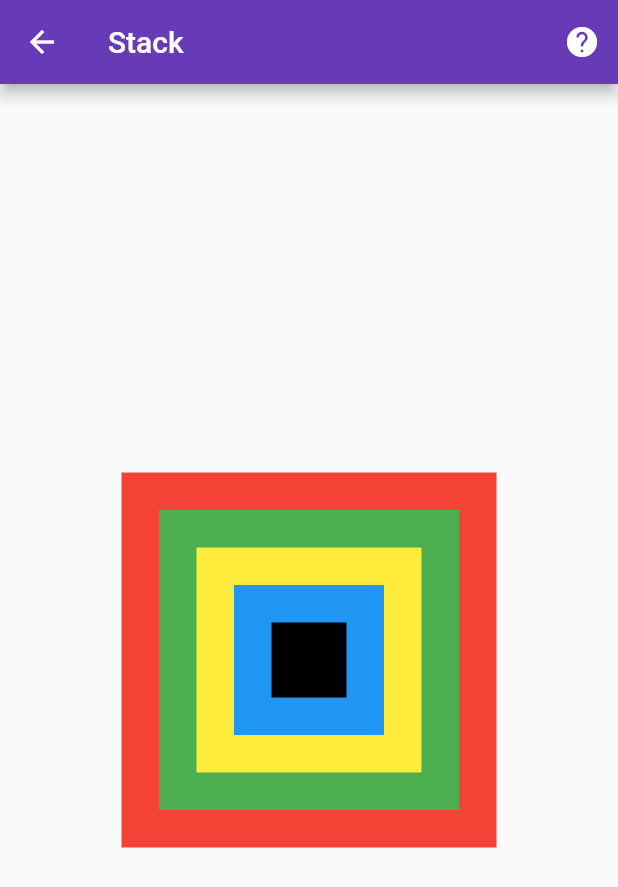
After one commit to sanjay-rb/100-Days-Of-Flutter-Widgets, a Flutter app: the Day49Stack screen opened directly, after a tap on the "help" icon, on a phone screen of 412 x 824 dp. The commit adds this screen. Shown: the top 887 px of the screen. Run offline on Flutter 3.47's test engine with Material 2 defaults, Android fonts, the phone set to English and light mode, and no system bars.

Commit message:
Day49 Completed with Stack

```diff
--- /dev/null
+++ b/hundred_days_of_flutter_widget/lib/day049_stack.dart
@@ -0,0 +1,73 @@
+import 'package:flutter/material.dart';
+import 'package:url_launcher/url_launcher.dart';
+
+class Day49Stack extends StatelessWidget {
+  const Day49Stack({Key key}) : super(key: key);
+
+  @override
+  Widget build(BuildContext context) {
+    return Scaffold(
+      body: Center(
+        /**
+         * ? What is Stack....
+         * ! Stack is the very important widget....
+         * ! With the help of Stack, Tranform, AnimationBuilder we can perform awesome....
+         */
+        child: Stack(
+          fit: StackFit
+              .loose, // ! we can give loose(default), expand(fill), passthrough(overlap)....
+          alignment: Alignment
+              .center, // ! we can give all the alignment here - to modify the root alignment of the child....
+          overflow: Overflow.visible, // ! we can give clip, visible....
+          children: <Widget>[
+            // ! here we add the list of child widgets....
+            Container(
+              width: 250,
+              height: 250,
+              color: Colors.red,
+            ),
+            Container(
+              width: 200,
+              height: 200,
+              color: Colors.green,
+            ),
+            Container(
+              width: 150,
+              height: 150,
+              color: Colors.yellow,
+            ),
+            Container(
+              width: 100,
+              height: 100,
+              color: Colors.blue,
+            ),
+            Container(
+              width: 50,
+              height: 50,
+              color: Colors.black,
+            ),
+          ],
+        ),
+      ),
+      appBar: AppBar(
+        title: Text("Stack"),
+        actions: <Widget>[
+          IconButton(
+            icon: Icon(Icons.help),
+            onPressed: () async {
+              const url =
+                  'https://github.com/sanjaysanju618/100-Days-Of-Flutter-Widgets/' +
+                      'blob/master/hundred_days_of_flutter_widget/' +
+                      'lib/day049_stack.dart';
+              if (await canLaunch(url)) {
+                await launch(url);
+              } else {
+                throw 'Could not launch $url';
+              }
+            },
+          )
+        ],
+      ),
+    );
+  }
+}
--- a/hundred_days_of_flutter_widget/lib/main.dart
+++ b/hundred_days_of_flutter_widget/lib/main.dart
@@ -46,6 +46,7 @@ import 'package:hundreddaysofflutterwidget/day045_animated_padding.dart';
 import 'package:hundreddaysofflutterwidget/day046_indexed_stack.dart';
 import 'package:hundreddaysofflutterwidget/day047_semantics.dart';
 import 'package:hundreddaysofflutterwidget/day048_constrained_box.dart';
+import 'package:hundreddaysofflutterwidget/day049_stack.dart';
 import 'package:hundreddaysofflutterwidget/inherited_widget/day037_inherited_widget.dart';
 
 void main() {
@@ -128,7 +129,8 @@ class _MainPageState extends State<MainPage> {
     "AnimatedPadding": Day45AnimatedPadding(),
     "IndexedStack": Day46IndexedStack(),
     "Semantics": Day47Semantics(),
-    "ConstrainedBox": Day48ConstrainedBox()
+    "ConstrainedBox": Day48ConstrainedBox(),
+    "Stack": Day49Stack()
   };
 
   List _listTitle = [
@@ -179,7 +181,8 @@ class _MainPageState extends State<MainPage> {
     "AnimatedPadding",
     "IndexedStack",
     "Semantics",
-    "ConstrainedBox"
+    "ConstrainedBox",
+    "Stack"
   ];
 
   List fliter = List<String>();
```
Also changed, not shown: 1 other file.
